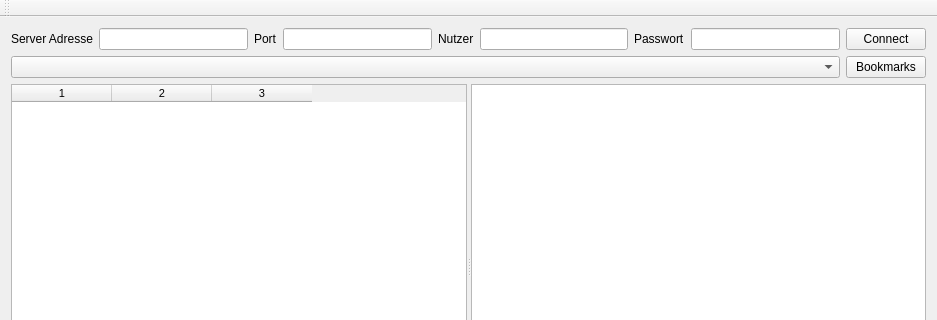
Above: virshgui.ui from SteveCharleston/virsh-gui before the change; both pictures show x 0 to 937 and y 0 to 320 of the 937 by 481 pixel window. Below: the same form after it.
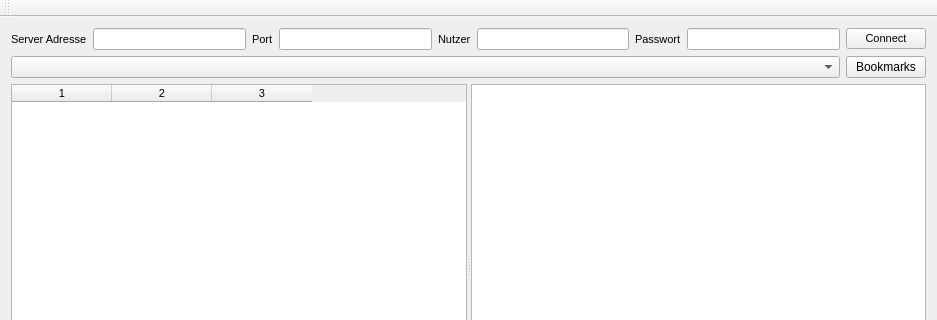
That is the form after the change.

Commit message: fixed bug in bookmark selection when comments in bookmer file

```diff
--- a/virshgui.ui
+++ b/virshgui.ui
@@ -19,36 +19,74 @@
      <layout class="QHBoxLayout" name="horizontalLayout">
       <item>
        <widget class="QLabel" name="serverAddrLabel">
+        <property name="font">
+         <font>
+          <pointsize>8</pointsize>
+         </font>
+        </property>
         <property name="text">
          <string>Server Adresse</string>
         </property>
        </widget>
       </item>
       <item>
-       <widget class="QLineEdit" name="hostEdit"/>
+       <widget class="QLineEdit" name="hostEdit">
+        <property name="font">
+         <font>
+          <pointsize>8</pointsize>
+         </font>
+        </property>
+       </widget>
       </item>
       <item>
        <widget class="QLabel" name="portLabel">
+        <property name="font">
+         <font>
+          <pointsize>8</pointsize>
+         </font>
+        </property>
         <property name="text">
          <string>Port</string>
         </property>
        </widget>
       </item>
       <item>
-       <widget class="QLineEdit" name="portEdit"/>
+       <widget class="QLineEdit" name="portEdit">
+        <property name="font">
+         <font>
+          <pointsize>8</pointsize>
+         </font>
+        </property>
+       </widget>
       </item>
       <item>
        <widget class="QLabel" name="userLabel">
+        <property name="font">
+         <font>
+          <pointsize>8</pointsize>
+         </font>
+        </property>
         <property name="text">
          <string>Nutzer</string>
         </property>
        </widget>
       </item>
       <item>
-       <widget class="QLineEdit" name="userEdit"/>
+       <widget class="QLineEdit" name="userEdit">
+        <property name="font">
+         <font>
+          <pointsize>8</pointsize>
+         </font>
+        </property>
+       </widget>
       </item>
       <item>
        <widget class="QLabel" name="passwordLabel">
+        <property name="font">
+         <font>
+          <pointsize>8</pointsize>
+         </font>
+        </property>
         <property name="text">
          <string>Passwort</string>
         </property>
@@ -56,6 +94,11 @@
       </item>
       <item>
        <widget class="QLineEdit" name="passwordEdit">
+        <property name="font">
+         <font>
+          <pointsize>8</pointsize>
+         </font>
+        </property>
         <property name="echoMode">
          <enum>QLineEdit::Password</enum>
         </property>
@@ -63,6 +106,11 @@
       </item>
       <item>
        <widget class="QPushButton" name="connectButton">
+        <property name="font">
+         <font>
+          <pointsize>8</pointsize>
+         </font>
+        </property>
         <property name="text">
          <string>Connect</string>
         </property>
```
The commit also changes 1 other file.
